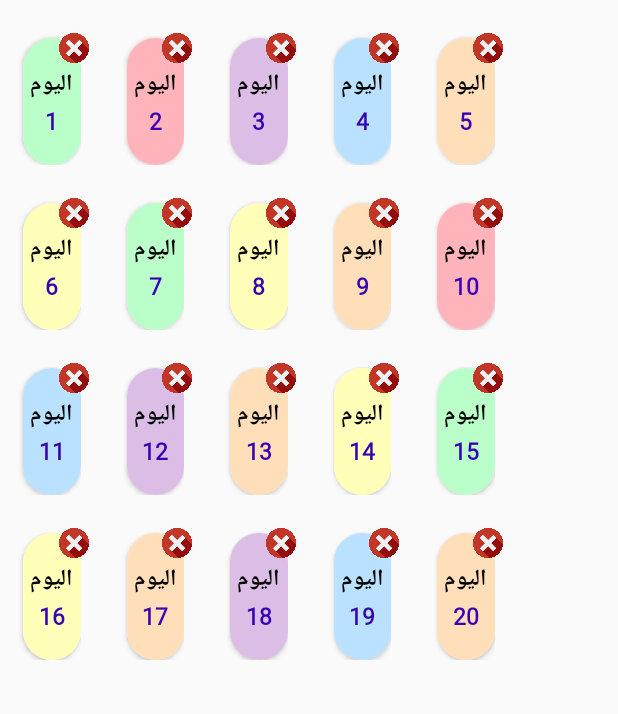
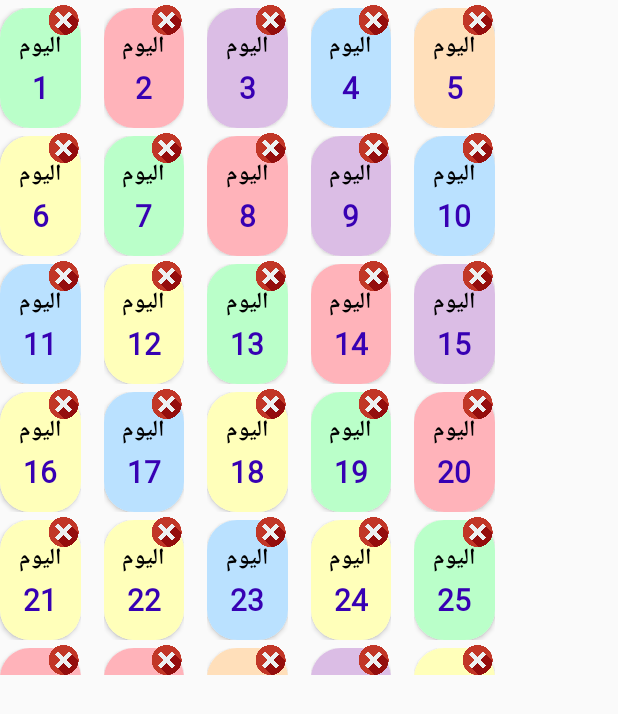
Before and after one commit to liliyah/bestmon, an Android app: the fragment CalenderFragment shown on its own in the app's theme, on a phone screen of 412 x 824 dp. Shown: the top 714 px of the screen. Run offline under Robolectric (Android 15) with nearby library versions, the phone set to English and light mode, and no system bars; our stand-ins replace Room's generated code; Roboto replaces fonts that are not available here.

Commit message:
app to help moms

```diff
--- a/app/src/main/res/layout/calendar_item_unchecked.xml
+++ b/app/src/main/res/layout/calendar_item_unchecked.xml
@@ -1,41 +1,33 @@
 <?xml version="1.0" encoding="utf-8"?>
 <RelativeLayout xmlns:android="http://schemas.android.com/apk/res/android"
-    android:layout_width="110dp"
-    android:layout_height="110dp"
+    android:layout_width="100dp"
+    android:layout_height="80dp"
     xmlns:app="http://schemas.android.com/apk/res-auto">
-
     <RelativeLayout
         android:id="@+id/relative"
         android:layout_width="100dp"
-        android:layout_height="100dp"
-        android:layout_marginTop="10dp"
+        android:layout_height="80dp"
+        android:layout_marginTop="5dp"
         android:paddingRight="15dp">
-
 
         <androidx.cardview.widget.CardView
             android:id="@+id/card_view"
-            android:layout_width="90dp"
-            android:layout_height="90dp"
-            android:layout_marginLeft="15dp"
-            android:layout_marginTop="15dp"
+            android:layout_width="match_parent"
+            android:layout_height="match_parent"
             app:cardCornerRadius="20dp">
-
             <LinearLayout
                 android:id="@+id/linear_cardview"
                 android:layout_width="match_parent"
                 android:layout_height="match_parent"
                 android:gravity="center"
-
                 android:orientation="vertical">
-
-
                 <TextView
                     android:layout_width="wrap_content"
                     android:layout_height="wrap_content"
                     android:text="اليوم"
                     android:textColor="@color/black"
                     android:textSize="15sp"
-                    android:textStyle="bold"></TextView>
+                    android:textStyle="bold" />
 
                 <TextView
                     android:id="@+id/text_calendar_day"
@@ -43,19 +35,17 @@
                     android:layout_height="wrap_content"
                     android:text="12"
                     android:textColor="@color/purple_700"
-                    android:textSize="15sp"
-                    android:textStyle="bold"></TextView>
+                    android:textSize="20sp"
+                    android:textStyle="bold" />
             </LinearLayout>
         </androidx.cardview.widget.CardView>
-
-
     </RelativeLayout>
     <ImageView
         android:id="@+id/imagechecked_unchecked"
-        android:layout_width="20dp"
+        android:layout_width="35dp"
         android:layout_height="20dp"
         android:layout_alignRight="@id/relative"
-android:layout_marginTop="22dp"
-        android:layout_marginRight="10dp"
+        android:layout_marginTop="3dp"
+        android:layout_marginRight="9dp"
         android:src="@drawable/unchecked" />
 </RelativeLayout>
--- a/app/src/main/res/layout/fragment_task.xml
+++ b/app/src/main/res/layout/fragment_task.xml
@@ -62,7 +62,7 @@
             android:layout_width="match_parent"
             android:layout_height="match_parent"
             android:textColor="@color/black"
-            android:textSize="20sp"
+            android:textSize="27sp"
             android:textStyle="bold">
 
         </TextView>
@@ -123,7 +123,7 @@
                 android:layout_marginTop="3dp"
                 android:text="المهمه:"
                 android:textColor="@color/purple_700"
-                android:textSize="18sp"
+                android:textSize="16sp"
                 android:textStyle="bold" />
         </LinearLayout>
     </RelativeLayout>
```
Also changed, not shown: app/src/main/java/com/example/bestmom/database/DataModelDatabase.java (+18 -18 lines), app/src/main/java/com/example/bestmom/ui/fragments/CalenderFragment.java (+2 -6 lines), app/src/main/java/com/example/bestmom/ui/fragments/ProgressFragment.java (+9 -14 lines).
